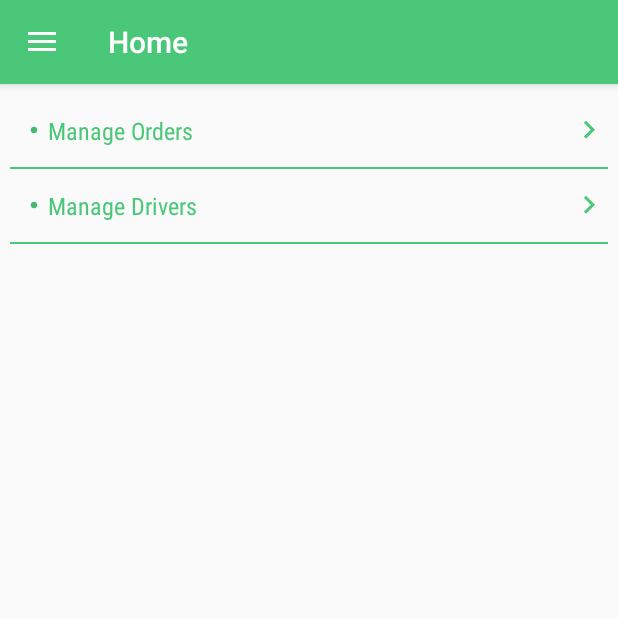
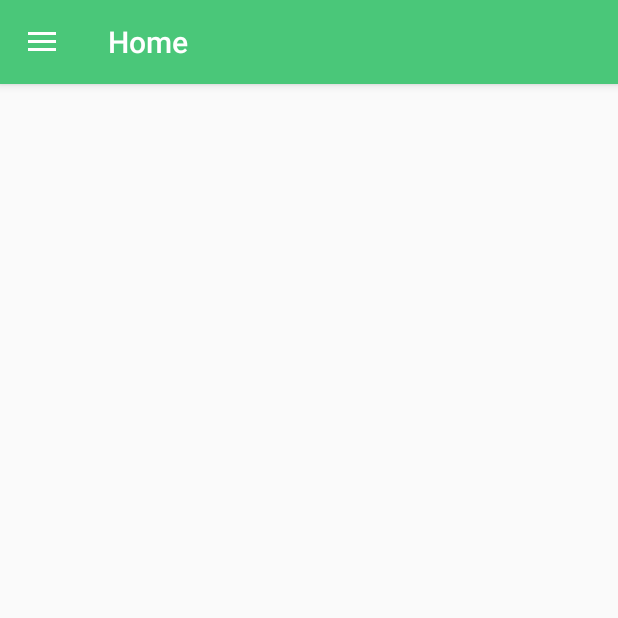
Before and after one commit to iamrahulyadav/DineHawaiiPartner, an Android app: the VendorHomeActivity screen opened directly, with no data from a screen before it, on a phone screen of 412 x 824 dp, the top half of it. Run offline under Robolectric (Android 15) with nearby library versions, the phone set to English and light mode, and no system bars; our stand-ins replace sdp/ssp sizes.

Commit message:
edited by kirti

```diff
--- a/app/src/main/java/com/dinehawaiipartner/Activity/VendorHomeActivity.java
+++ b/app/src/main/java/com/dinehawaiipartner/Activity/VendorHomeActivity.java
@@ -14,9 +14,7 @@ import android.support.v7.widget.Toolbar;
 import android.view.Menu;
 import android.view.MenuItem;
 import android.view.View;
-import android.widget.ImageView;
 import android.widget.LinearLayout;
-import android.widget.TextView;
 
 import com.dinehawaiipartner.CustomViews.CustomTextView;
 import com.dinehawaiipartner.R;
@@ -25,7 +23,6 @@ import com.dinehawaiipartner.Util.AppPreference;
 public class VendorHomeActivity extends AppCompatActivity implements NavigationView.OnNavigationItemSelectedListener, View.OnClickListener {
 
     Context context;
-    LinearLayout llDriver,llManageOrder;
     private View headerView;
     private CustomTextView userName;
 
@@ -39,10 +36,7 @@ public class VendorHomeActivity extends AppCompatActivity implements NavigationV
 
     private void init() {
         context = this;
-        llDriver = findViewById(R.id.llManageDriver);
-        llManageOrder = findViewById(R.id.llManageOrder);
-        llDriver.setOnClickListener(this);
-        llManageOrder.setOnClickListener(this);
+
     }
 
     private void setToolbar() {
@@ -60,7 +54,7 @@ public class VendorHomeActivity extends AppCompatActivity implements NavigationV
         NavigationView navigationView = (NavigationView) findViewById(R.id.nav_view);
         navigationView.setNavigationItemSelectedListener(this);
         headerView = navigationView.getHeaderView(0);
-        userName =  headerView.findViewById(R.id.customerName);
+        userName = headerView.findViewById(R.id.customerName);
         userName.setText(AppPreference.getUsername(VendorHomeActivity.this));
     }
 
@@ -92,6 +86,7 @@ public class VendorHomeActivity extends AppCompatActivity implements NavigationV
             alertDialog.show();
         }
     }
+
     private void showLogoutAlert() {
         final AlertDialog.Builder builder = new AlertDialog.Builder(context);
         builder.setTitle("Dine Hawaii Partner");
@@ -138,6 +133,14 @@ public class VendorHomeActivity extends AppCompatActivity implements NavigationV
             case R.id.nav_vendor_logout:
                 showLogoutAlert();
                 break;
+            case R.id.nav_vendor_orders:
+                startActivity(new Intent(context, ManageOrderActivity.class));
+                break;
+            case R.id.nav_vendor_drivers:
+                startActivity(new Intent(context, ManageDriversActivity.class));
+                break;
+            default:
+                break;
         }
         DrawerLayout drawer = (DrawerLayout) findViewById(R.id.drawer_layout);
         drawer.closeDrawer(GravityCompat.START);
@@ -147,14 +150,8 @@ public class VendorHomeActivity extends AppCompatActivity implements NavigationV
     @Override
     public void onClick(View v) {
         switch (v.getId()) {
-            case R.id.llManageDriver:
-                startActivity(new Intent(context,ManageDriversActivity.class));
-                break;
-            case R.id.llManageOrder:
-                startActivity(new Intent(context,ManageOrderActivity.class));
-                break;
-            default:
-                break;
+
+
         }
     }
 }
--- a/app/src/main/res/layout/content_vendor_home.xml
+++ b/app/src/main/res/layout/content_vendor_home.xml
@@ -10,98 +10,5 @@
     tools:context=".Activity.DriverHomeActivity"
     tools:showIn="@layout/app_bar_vendor_home">
 
-    <LinearLayout
-        android:id="@+id/llManageOrder"
-        android:layout_width="match_parent"
-        android:layout_height="wrap_content"
-        android:orientation="horizontal">
-        <RelativeLayout
-            android:layout_width="0dp"
-            android:layout_height="match_parent"
-            android:layout_weight="1.8">
-
-            <com.dinehawaiipartner.CustomViews.CustomTextView
-                style="@style/TextAppearance.AppCompat.Subhead"
-                android:layout_width="match_parent"
-                android:layout_height="wrap_content"
-                android:drawableLeft="@drawable/drawable_green_dot"
-                android:drawablePadding="@dimen/_5sdp"
-                android:gravity="center_vertical"
-                android:padding="@dimen/_10sdp"
-                android:text="Manage Orders"
-                android:textColor="@color/colorPrimary"
-                app:edittextfont="Raleway-Bold.ttf" />
-        </RelativeLayout>
-
-
-        <RelativeLayout
-            android:layout_width="0dp"
-            android:layout_height="match_parent"
-            android:layout_weight="0.2">
-
-            <ImageView
-                android:layout_width="wrap_content"
-                android:layout_height="wrap_content"
-                android:layout_alignParentEnd="true"
-                android:layout_alignParentRight="true"
-                android:layout_centerVertical="true"
-                android:src="@drawable/ic_keyboard_arrow_right_green" />
-        </RelativeLayout>
-
-
-    </LinearLayout>
-
-
-    <View
-        android:layout_width="wrap_content"
-        android:layout_height="@dimen/_1sdp"
-        android:background="@drawable/bootomline_green_back_trans" />
-    <LinearLayout
-        android:layout_width="match_parent"
-        android:layout_height="wrap_content"
-        android:id="@+id/llManageDriver"
-        android:orientation="horizontal">
-        <RelativeLayout
-            android:layout_width="0dp"
-            android:layout_height="match_parent"
-            android:layout_weight="1.8">
-
-            <com.dinehawaiipartner.CustomViews.CustomTextView
-                style="@style/TextAppearance.AppCompat.Subhead"
-                android:layout_width="wrap_content"
-                android:layout_height="wrap_content"
-                android:drawableLeft="@drawable/drawable_green_dot"
-                android:drawablePadding="@dimen/_5sdp"
-                android:gravity="center_vertical"
-                android:padding="@dimen/_10sdp"
-                android:text="Manage Drivers"
-                android:textColor="@color/colorPrimary"
-                app:edittextfont="Raleway-Bold.ttf" />
-        </RelativeLayout>
-
-
-        <RelativeLayout
-            android:layout_width="0dp"
-            android:layout_height="match_parent"
-            android:layout_weight="0.2">
-
-            <ImageView
-                android:layout_width="wrap_content"
-                android:layout_height="wrap_content"
-                android:layout_alignParentEnd="true"
-                android:layout_alignParentRight="true"
-                android:layout_centerVertical="true"
-                android:src="@drawable/ic_keyboard_arrow_right_green" />
-        </RelativeLayout>
-
-    </LinearLayout>
-
-
-
-    <View
-        android:layout_width="wrap_content"
-        android:layout_height="@dimen/_1sdp"
-        android:background="@drawable/bootomline_green_back_trans" />
-
 
 </LinearLayout>
--- a/app/src/main/res/menu/activity_vendor_home_drawer.xml
+++ b/app/src/main/res/menu/activity_vendor_home_drawer.xml
@@ -3,6 +3,15 @@
     xmlns:tools="http://schemas.android.com/tools"
     tools:showIn="navigation_view">
 
+
+    <item
+        android:id="@+id/nav_vendor_orders"
+        android:icon="@drawable/drawer_icon"
+        android:title="Orders" />
+    <item
+        android:id="@+id/nav_vendor_drivers"
+        android:icon="@drawable/drawer_icon"
+        android:title="Drivers" />
     <item
         android:id="@+id/nav_vendor_profile"
         android:icon="@drawable/drawer_icon"
```
Lines whose indentation alone changed are shown as unchanged.
